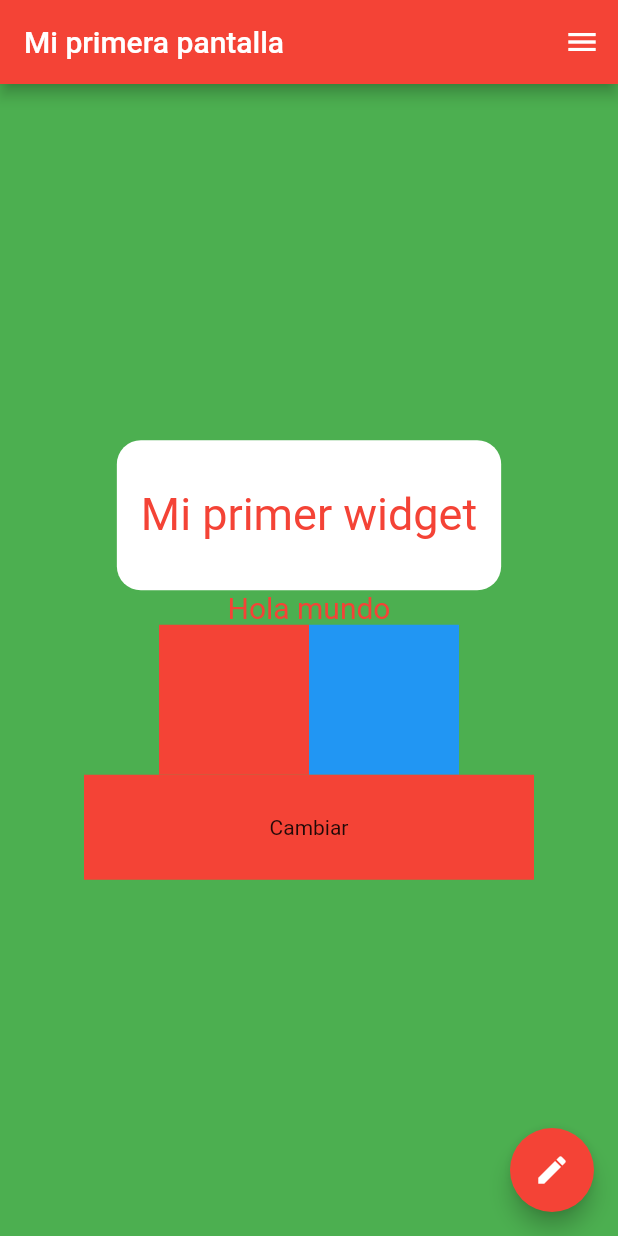
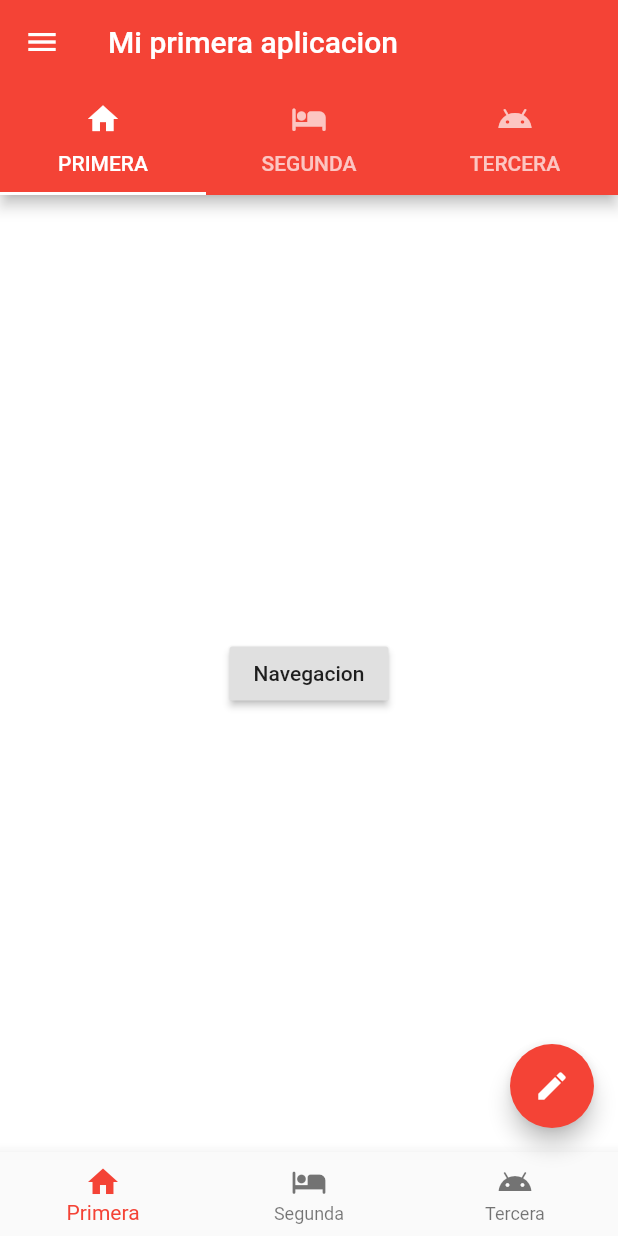
Before and after one commit to Alvardud/Curso-Flutter-Criptoanalisis, a Flutter app: the screen it shows after launch, on a phone screen of 412 x 824 dp. Run offline on Flutter 3.47's test engine with Material 2 defaults, Android fonts, the phone set to English and light mode, and no system bars.

Commit message:
add navegacion

```diff
--- a/lib/main.dart
+++ b/lib/main.dart
@@ -1,15 +1,51 @@
+import 'package:aplicacion_prueba/src/ui/pages/cuarta_pagina.dart';
+import 'package:aplicacion_prueba/src/ui/pages/primera_pagina.dart';
+import 'package:aplicacion_prueba/src/ui/pages/segunda_pagina.dart';
+import 'package:aplicacion_prueba/src/ui/pages/tercera_pagina.dart';
 import 'package:flutter/material.dart';
+import 'package:flutter/cupertino.dart';
 
 void main() {
-  runApp(MyApp());
+  runApp(MiAplicacion());
 }
 
-class MyApp extends StatelessWidget {
+class MiAplicacion extends StatelessWidget {
   @override
   Widget build(BuildContext context) {
+    return MyApp();
+  }
+}
 
+class MyApp extends StatefulWidget {
+  @override
+  _MyAppState createState() => _MyAppState();
+}
+
+class _MyAppState extends State<MyApp> with SingleTickerProviderStateMixin {
+  int controlador;
+
+  List<Widget> pantallas = [
+    PrimeraPagina(),
+    SegundaPagina(),
+    TerceraPagina(),
+  ];
+
+  TabController _controller;
+
+  @override
+  void initState() {
+    _controller = TabController(length: 3, vsync: this);
+    controlador = 0;
+    super.initState();
+  }
+
+  @override
+  Widget build(BuildContext context) {
     //Guia de estilos
     return MaterialApp(
+      routes: {
+        CuartaPagina.CUARTA_PAGINA_RUTA: (context) => CuartaPagina(),
+      },
       title: 'Flutter Demo',
       //Adicion de temas a la aplicacion
       theme: ThemeData(
@@ -18,196 +54,106 @@ class MyApp extends StatelessWidget {
       ),
       home: Scaffold(
         //Body sera el cuerpo de la aplicacion
-        body: MyHomePage(),
+        body: TabBarView(
+          children: pantallas,
+          controller: _controller,
+        ),
         //Boton de accion flotante (parte inferior derecha)
         floatingActionButton: FloatingActionButton(
-          onPressed: (){},
+          onPressed: () {},
           child: Icon(Icons.edit),
         ),
         //Appbar (header o cavecera)
         appBar: AppBar(
-          actions: [IconButton(onPressed: (){
-            print("icono presionado");
-          },icon: Icon(Icons.menu))],
-          title: Text("Mi primera pantalla"),
+          title: Text("Mi primera aplicacion"),
+          bottom: TabBar(
+            onTap: (value) {
+              setState(() {
+                controlador = value;
+              });
+            },
+            controller: _controller,
+            tabs: [
+              Tab(text: "PRIMERA", icon: Icon(Icons.home)),
+              Tab(text: "SEGUNDA", icon: Icon(Icons.hotel_rounded)),
+              Tab(text: "TERCERA", icon: Icon(Icons.android))
+            ],
+          ),
+        ),
+        drawer: Drawer(
+          child: Padding(
+            padding: const EdgeInsets.all(0),
+            child: Column(
+              children: [
+                DrawerHeader(
+                    margin: EdgeInsets.all(0),
+                    padding: EdgeInsets.all(0),
+                    child: Container(
+                        margin: const EdgeInsets.all(0), color: Colors.red)),
+                ListTile(
+                  leading: Icon(Icons.home),
+                  title: Text("Primera"),
+                  onTap: () {
+                    setState(() {
+                      _controller.animateTo(0);
+                    });
+                    //Navigator.pop(context);
+                  },
+                ),
+                ListTile(
+                  leading: Icon(Icons.hotel_rounded),
+                  title: Text("Segunda"),
+                  onTap: () {
+                    setState(() {
+                      _controller.animateTo(1);
+                    });
+                    //Navigator.pop(context);
+                  },
+                ),
+                ListTile(
+                  leading: Icon(Icons.android),
+                  title: Text("Tercera"),
+                  onTap: () {
+                    setState(() {
+                      _controller.animateTo(2);
+                    });
+                    //Navigator.pop(context);
+                  },
+                )
+              ],
+            ),
+          ),
+        ),
+        bottomNavigationBar: BottomNavigationBar(
+          currentIndex: _controller.index,
+          onTap: (value) {
+            setState(() {
+              _controller.animateTo(value);
+            });
+          },
+          items: [
+            BottomNavigationBarItem(
+              label: "Primera",
+              icon: Icon(Icons.home),
+            ),
+            BottomNavigationBarItem(
+              label: "Segunda",
+              icon: Icon(Icons.hotel_rounded),
+            ),
+            BottomNavigationBarItem(
+              label: "Tercera",
+              icon: Icon(Icons.android),
+            )
+          ],
         ),
       ),
     );
   }
 }
+//Dart
+//Herencia y Clases Abstractas
 
-class MiPrimerWidget extends StatelessWidget {
+// extends (Herencia) = Agrega todas las props. del padre al hijo
+// implements (Abstractas) = Agrega todas las props. del padre al hijo
 
-  String titulo;
-  MiPrimerWidget({this.titulo});
-
-  Widget texto(BuildContext context){
-    return Text(
-                    titulo,style: TextStyle(
-                      color: Theme.of(context).primaryColor,
-                      fontSize: 30,
-                      decoration: TextDecoration.none
-                  ),
-                );
-  }
-
-  @override
-  Widget build(BuildContext context) {
-    return texto(context);
-  }
-}
-
-class MyHomePage extends StatefulWidget {
-  MyHomePage({Key key, this.title}) : super(key: key);
-
-  final String title;
-
-  @override
-  _MyHomePageState createState() => _MyHomePageState();
-}
-
-class _MyHomePageState extends State<MyHomePage> {
-
-  //Arbol
-  //Widget Padre
-  //    Widget Hijos
-
-  //Widget
-  // - Contenido (String, int,.., Widget)
-  // - Comportamiento (Estados: estaticos, dinamicos)
-  // - Renderizado (renderizados estaticos, renderizados dinamicos)
-
-
-  //inicial
-  //container
-  //center
-  //text
-
-  //Organizacion y Estructuracion de widgets
-  //Column
-  //Row
-  //Stack
-
-  //SafeArea => utilizar el area segura de la pantalla del dispositivo
-
-  //Decoraciones
-  //BoxDecoration, padding, borderradius
-
-  //eventos
-  //GestureDetector
-
-  void doblePresionado()=>print("presionado dos veces");
-
-  @override
-  Widget build(BuildContext context) {
-    return Container(
-      child: SafeArea(
-        child: Column(
-          crossAxisAlignment: CrossAxisAlignment.center,
-          mainAxisAlignment: MainAxisAlignment.center,
-          children: [
-            GestureDetector(
-              onTap: (){
-                print("presionado una sola vez");
-              },
-              onDoubleTap: doblePresionado,
-              child: Container(
-                padding: EdgeInsets.symmetric(horizontal: 16,vertical: 32),
-                decoration: BoxDecoration(
-                  color: Colors.white,
-                  borderRadius: BorderRadius.circular(16)
-                ),
-                height: 100,
-                //child: Center(
-                  child: MiPrimerWidget(titulo: "Mi primer widget")
-              ),
-            ),
-            Text(
-              "Hola mundo",style: TextStyle(
-                color: Colors.red,
-                fontSize: 20,
-                decoration: TextDecoration.none
-            ),
-            ),
-            MiSegundoWidget(),
-          ],
-        ),
-      ),
-      color: Colors.green,
-    );
-  }
-}
-
-class MiSegundoWidget extends StatefulWidget {
-  @override
-  _MiSegundoWidgetState createState() => _MiSegundoWidgetState();
-}
-
-class _MiSegundoWidgetState extends State<MiSegundoWidget> {
-
-  ///Stateless Widget => no contienen estados dinamicos (estaticos)
-  ///
-  ///Stateful Widget => contiene estado dinamico y a su vez, este se actualiza mediante
-  /// setState
-  ///y debe ser inicializado mediante
-  /// initState
-  ///
-  /// dispose
-  /// didChangeDependencies
-  ///
-  /// Atajos
-  /// stle (Stateless)
-  /// stful (Stateful)
-  /// init (initstate)
-  /// sets (setState)
-
-  bool encendido;
-
-  @override
-  void initState() {
-    // se inicializa el estado
-    super.initState();
-    encendido = true;
-  }
-
-  @override
-  Widget build(BuildContext context) {
-    return Column(
-      children: [
-        Row(
-          mainAxisAlignment: MainAxisAlignment.center,
-          children: [
-            Container(height: 100,width: 100,color: encendido?Colors.red:Colors.blue),
-            Container(height: 100,width: 100,color: !encendido?Colors.red:Colors.blue)
-          ],
-        ),
-        GestureDetector(
-          onTap: (){
-            //se actualiza el estado
-            setState(() {
-              encendido = !encendido;
-            });
-          },
-              child: Container(
-            height: 70,
-            width: 300,
-
-            //hacemos referencia al tema mediante el contexto para poder acceder al color primario
-            color: Theme.of(context).primaryColor,
-            child: Center(child: Text("Cambiar",style: TextStyle(decoration: TextDecoration.none))),
-          ),
-        ),
-      ],
-    );
-  }
-}
-
-/*
-* Center(
-        child: Text(
-          "Hola mundo",style: TextStyle(
-          color: Colors.white,
-          decoration: TextDecoration.none
-        ),
-        ),
-      ),*/
+// with (Mixins) = Agrega algunas de las props. del padre al hijo
--- /dev/null
+++ b/lib/src/ui/pages/primera_pagina.dart
@@ -0,0 +1,30 @@
+import 'package:aplicacion_prueba/src/ui/pages/cuarta_pagina.dart';
+import 'package:flutter/material.dart';
+
+class PrimeraPagina extends StatelessWidget {
+  @override
+  Widget build(BuildContext context) {
+    return Container(
+      color: Colors.white,
+      child: Center(
+
+        //RaisedButton
+        //FlatButton
+        //OutlineButton
+
+        child: RaisedButton(
+          child: Text("Navegacion"),
+          onPressed: (){
+            Navigator.push(context, MaterialPageRoute(
+              builder: (context){
+                return CuartaPagina(element: "Hola");
+              }
+            ));
+
+            //Navigator.pushNamed(context, CuartaPagina.CUARTA_PAGINA_RUTA);
+          },
+        ),
+      ),
+    );
+  }
+}
```
Also changed, not shown: lib/src/ui/pages/cuarta_pagina.dart (added, +28 -0 lines), lib/src/ui/pages/segunda_pagina.dart (added, +10 -0 lines), lib/src/ui/pages/tercera_pagina.dart (added, +10 -0 lines).
